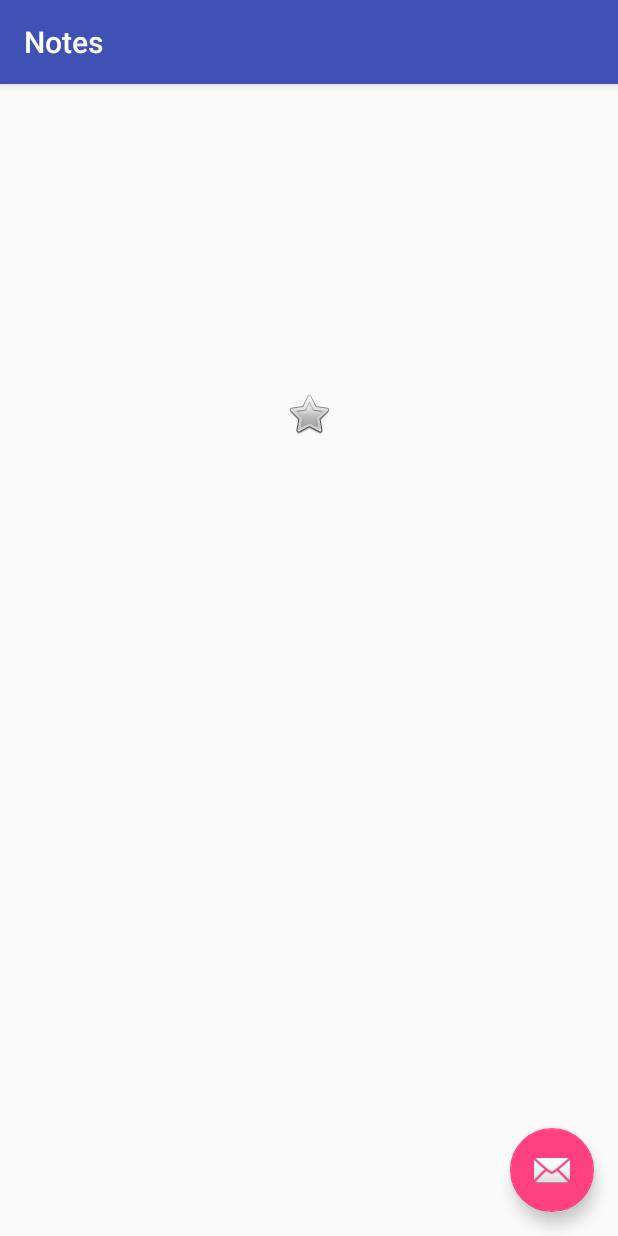
After one commit to lbesaw/androidapp, an Android app: the Notes screen opened directly, with no data from a screen before it, on a phone screen of 412 x 824 dp. The commit adds this screen. Run offline under Robolectric (Android 15) with nearby library versions, the phone set to English and light mode, and no system bars; 1 statement that could not run was skipped.

Commit message:
Picture based notes can be stored and retrieved in courses.
Next: add text notes and then add assessment activities

```diff
--- a/app/build.gradle
+++ b/app/build.gradle
@@ -20,7 +20,7 @@ android {
 }
 
 dependencies {
-    compile fileTree(dir: 'libs', include: ['*.jar'])
+    compile fileTree(include: ['*.jar'], dir: 'libs')
     androidTestCompile('com.android.support.test.espresso:espresso-core:2.2.2', {
         exclude group: 'com.android.support', module: 'support-annotations'
     })
--- /dev/null
+++ b/app/src/main/res/layout/activity_notes.xml
@@ -0,0 +1,34 @@
+<?xml version="1.0" encoding="utf-8"?>
+<android.support.design.widget.CoordinatorLayout xmlns:android="http://schemas.android.com/apk/res/android"
+    xmlns:app="http://schemas.android.com/apk/res-auto"
+    xmlns:tools="http://schemas.android.com/tools"
+    android:layout_width="match_parent"
+    android:layout_height="match_parent"
+    android:fitsSystemWindows="true"
+    tools:context="com.example.mord.myapplication.Notes">
+
+    <android.support.design.widget.AppBarLayout
+        android:layout_width="match_parent"
+        android:layout_height="wrap_content"
+        android:theme="@style/AppTheme.AppBarOverlay">
+
+        <android.support.v7.widget.Toolbar
+            android:id="@+id/toolbar"
+            android:layout_width="match_parent"
+            android:layout_height="?attr/actionBarSize"
+            android:background="?attr/colorPrimary"
+            app:popupTheme="@style/AppTheme.PopupOverlay" />
+
+    </android.support.design.widget.AppBarLayout>
+
+    <include layout="@layout/content_notes" />
+
+    <android.support.design.widget.FloatingActionButton
+        android:id="@+id/fab"
+        android:layout_width="wrap_content"
+        android:layout_height="wrap_content"
+        android:layout_gravity="bottom|end"
+        android:layout_margin="@dimen/fab_margin"
+        app:srcCompat="@android:drawable/ic_dialog_email" />
+
+</android.support.design.widget.CoordinatorLayout>
--- /dev/null
+++ b/app/src/main/res/layout/content_notes.xml
@@ -0,0 +1,24 @@
+<?xml version="1.0" encoding="utf-8"?>
+<RelativeLayout xmlns:android="http://schemas.android.com/apk/res/android"
+    xmlns:app="http://schemas.android.com/apk/res-auto"
+    xmlns:tools="http://schemas.android.com/tools"
+    android:id="@+id/content_notes"
+    android:layout_width="match_parent"
+    android:layout_height="match_parent"
+    android:paddingBottom="@dimen/activity_vertical_margin"
+    android:paddingLeft="@dimen/activity_horizontal_margin"
+    android:paddingRight="@dimen/activity_horizontal_margin"
+    android:paddingTop="@dimen/activity_vertical_margin"
+    app:layout_behavior="@string/appbar_scrolling_view_behavior"
+    tools:context="com.example.mord.myapplication.Notes"
+    tools:showIn="@layout/activity_notes">
+
+    <ImageView
+        android:layout_width="wrap_content"
+        android:layout_height="wrap_content"
+        app:srcCompat="@android:drawable/btn_star_big_off"
+        android:layout_alignParentTop="true"
+        android:layout_centerHorizontal="true"
+        android:layout_marginTop="188dp"
+        android:id="@+id/ivNote" />
+</RelativeLayout>
--- a/app/src/main/res/values/strings.xml
+++ b/app/src/main/res/values/strings.xml
@@ -11,4 +11,5 @@
         <item>Dropped</item>
         <item>Planned</item>
     </string-array>
+    <string name="title_activity_notes">Notes</string>
 </resources>
```
Also changed, not shown: app/src/main/AndroidManifest.xml (+13 -5 lines), app/src/main/java/com/example/mord/myapplication/CourseEditor.java (+8 -1 lines), app/src/main/java/com/example/mord/myapplication/Notes.java (added, +309 -0 lines).
